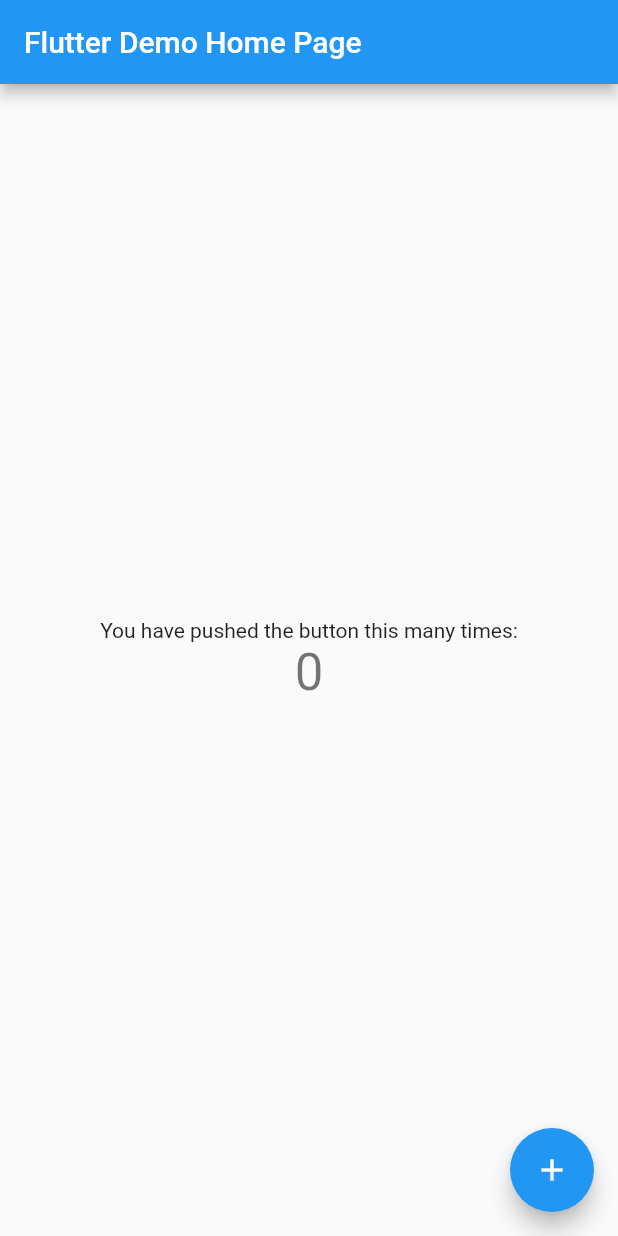
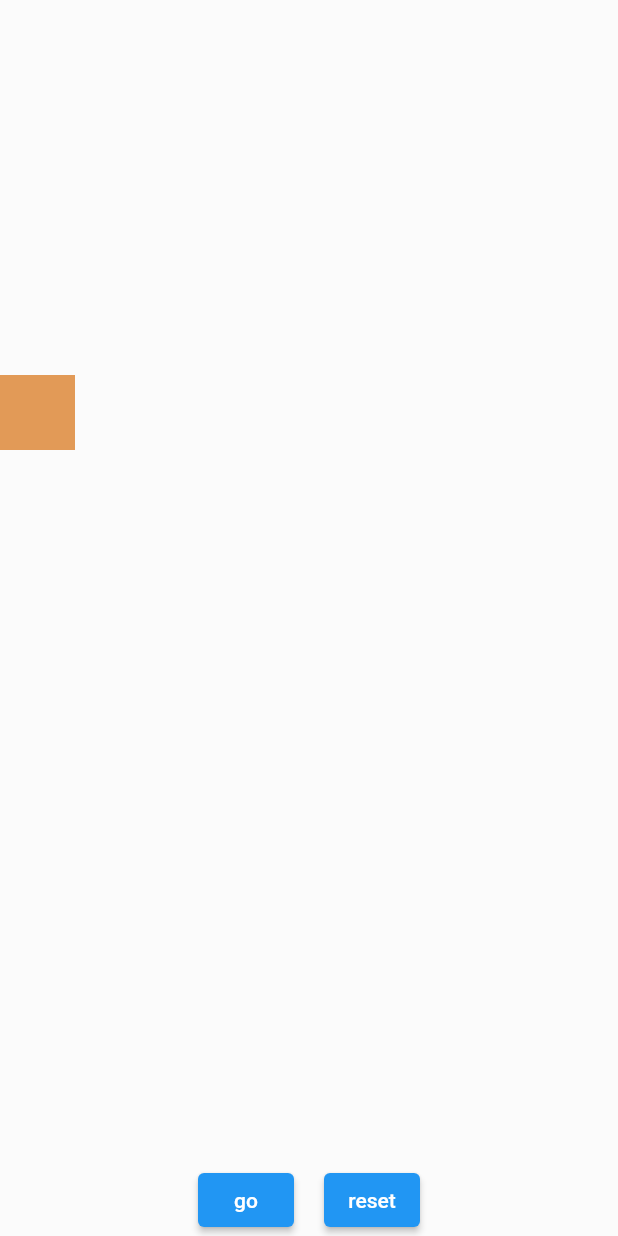
Before and after one commit to mmaitlen/macaw, a Flutter app: the screen it shows after launch, on a phone screen of 412 x 824 dp. Run offline on Flutter 3.47's test engine with Material 2 defaults, Android fonts, the phone set to English and light mode, and no system bars.

Commit message:
Create exp3

```diff
--- a/lib/main.dart
+++ b/lib/main.dart
@@ -1,115 +1,35 @@
 import 'package:flutter/material.dart';
+import 'package:macaw/widget_exp3.dart';
 
 void main() {
-  runApp(const MyApp());
+  runApp(const SdbxApp());
 }
 
-class MyApp extends StatelessWidget {
-  const MyApp({super.key});
+class SdbxApp extends StatelessWidget {
+  const SdbxApp({Key? key}) : super(key: key);
 
-  // This widget is the root of your application.
   @override
   Widget build(BuildContext context) {
     return MaterialApp(
-      title: 'Flutter Demo',
+      title: 'Sdbx',
       theme: ThemeData(
-        // This is the theme of your application.
-        //
-        // Try running your application with "flutter run". You'll see the
-        // application has a blue toolbar. Then, without quitting the app, try
-        // changing the primarySwatch below to Colors.green and then invoke
-        // "hot reload" (press "r" in the console where you ran "flutter run",
-        // or simply save your changes to "hot reload" in a Flutter IDE).
-        // Notice that the counter didn't reset back to zero; the application
-        // is not restarted.
         primarySwatch: Colors.blue,
       ),
-      home: const MyHomePage(title: 'Flutter Demo Home Page'),
+      home: const MyWidget(),
     );
   }
 }
 
-class MyHomePage extends StatefulWidget {
-  const MyHomePage({super.key, required this.title});
-
-  // This widget is the home page of your application. It is stateful, meaning
-  // that it has a State object (defined below) that contains fields that affect
-  // how it looks.
-
-  // This class is the configuration for the state. It holds the values (in this
-  // case the title) provided by the parent (in this case the App widget) and
-  // used by the build method of the State. Fields in a Widget subclass are
-  // always marked "final".
-
-  final String title;
+class MyWidget extends StatefulWidget {
+  const MyWidget({super.key});
 
   @override
-  State<MyHomePage> createState() => _MyHomePageState();
+  State<MyWidget> createState() => _MyWidgetState();
 }
 
-class _MyHomePageState extends State<MyHomePage> {
-  int _counter = 0;
-
-  void _incrementCounter() {
-    setState(() {
-      // This call to setState tells the Flutter framework that something has
-      // changed in this State, which causes it to rerun the build method below
-      // so that the display can reflect the updated values. If we changed
-      // _counter without calling setState(), then the build method would not be
-      // called again, and so nothing would appear to happen.
-      _counter++;
-    });
-  }
-
+class _MyWidgetState extends State<MyWidget> {
   @override
   Widget build(BuildContext context) {
-    // This method is rerun every time setState is called, for instance as done
-    // by the _incrementCounter method above.
-    //
-    // The Flutter framework has been optimized to make rerunning build methods
-    // fast, so that you can just rebuild anything that needs updating rather
-    // than having to individually change instances of widgets.
-    return Scaffold(
-      appBar: AppBar(
-        // Here we take the value from the MyHomePage object that was created by
-        // the App.build method, and use it to set our appbar title.
-        title: Text(widget.title),
-      ),
-      body: Center(
-        // Center is a layout widget. It takes a single child and positions it
-        // in the middle of the parent.
-        child: Column(
-          // Column is also a layout widget. It takes a list of children and
-          // arranges them vertically. By default, it sizes itself to fit its
-          // children horizontally, and tries to be as tall as its parent.
-          //
-          // Invoke "debug painting" (press "p" in the console, choose the
-          // "Toggle Debug Paint" action from the Flutter Inspector in Android
-          // Studio, or the "Toggle Debug Paint" command in Visual Studio Code)
-          // to see the wireframe for each widget.
-          //
-          // Column has various properties to control how it sizes itself and
-          // how it positions its children. Here we use mainAxisAlignment to
-          // center the children vertically; the main axis here is the vertical
-          // axis because Columns are vertical (the cross axis would be
-          // horizontal).
-          mainAxisAlignment: MainAxisAlignment.center,
-          children: <Widget>[
-            const Text(
-              'You have pushed the button this many times:',
-            ),
-            Text(
-              '$_counter',
-              style: Theme.of(context).textTheme.headlineMedium,
-            ),
-          ],
-        ),
-      ),
-      floatingActionButton: FloatingActionButton(
-        onPressed: _incrementCounter,
-        tooltip: 'Increment',
-        child: const Icon(Icons.add),
-      ), // This trailing comma makes auto-formatting nicer for build methods.
-    );
+    return Scaffold(body: Exp3Widget());
   }
 }
--- /dev/null
+++ b/lib/widget_exp3.dart
@@ -0,0 +1,59 @@
+import 'package:flutter/material.dart';
+
+class Exp3Widget extends StatefulWidget {
+  const Exp3Widget({super.key});
+
+  @override
+  State<Exp3Widget> createState() => _Exp3WidgetState();
+}
+
+class _Exp3WidgetState extends State<Exp3Widget> with SingleTickerProviderStateMixin {
+  bool move = false;
+  final blockColor = const HSLColor.fromAHSL(1.0, 28.855, .7067, .6147);
+
+  @override
+  Widget build(BuildContext context) {
+    return Container(
+      color: Colors.white10,
+      width: MediaQuery.of(context).size.width,
+      height: MediaQuery.of(context).size.height,
+      child: Stack(
+        alignment: Alignment.bottomCenter,
+        fit: StackFit.loose,
+        children: <Widget>[
+          AnimatedPositioned(
+            top: 250,
+            left: !move ? 0 : 300,
+            duration: const Duration(seconds: 2),
+            // curve: Curves.fastOutSlowIn,
+            child: AnimatedContainer(
+              width: 50,
+              height: 50,
+              color: blockColor.toColor(),
+              duration: const Duration(seconds: 3),
+            ),
+          ),
+          Positioned(
+              bottom: 0,
+              child: Row(
+                children: [
+                  ElevatedButton(
+                    onPressed: () => setState(() => move = true),
+                    child: const Text("go"),
+                  ),
+                  const SizedBox(
+                    width: 20,
+                  ),
+                  ElevatedButton(
+                    onPressed: () => setState(() {
+                      move = false;
+                    }),
+                    child: const Text("reset"),
+                  ),
+                ],
+              ))
+        ],
+      ),
+    );
+  }
+}
--- a/pubspec.yaml
+++ b/pubspec.yaml
@@ -35,6 +35,7 @@
   # The following adds the Cupertino Icons font to your application.
   # Use with the CupertinoIcons class for iOS style icons.
   cupertino_icons: ^1.0.2
+  flutter_animate: ^4.1.1+1
 
 dev_dependencies:
   flutter_test:
```
Also changed, not shown: pubspec.lock.
